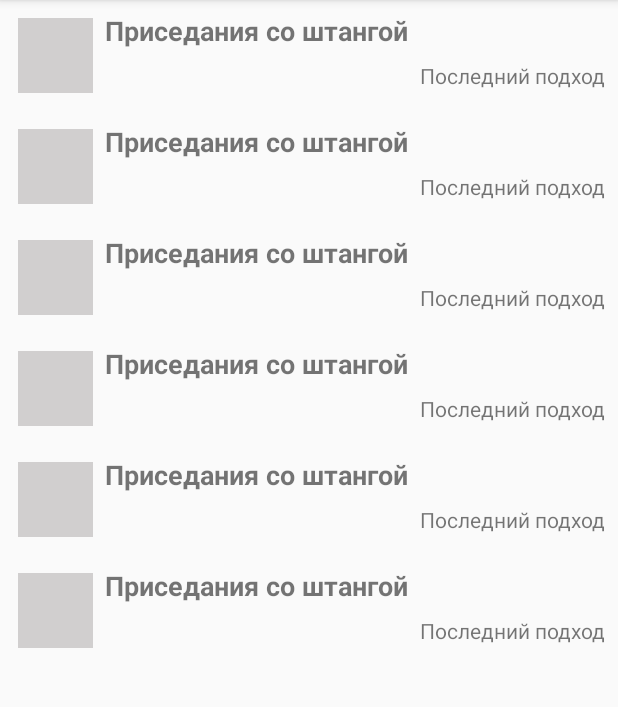
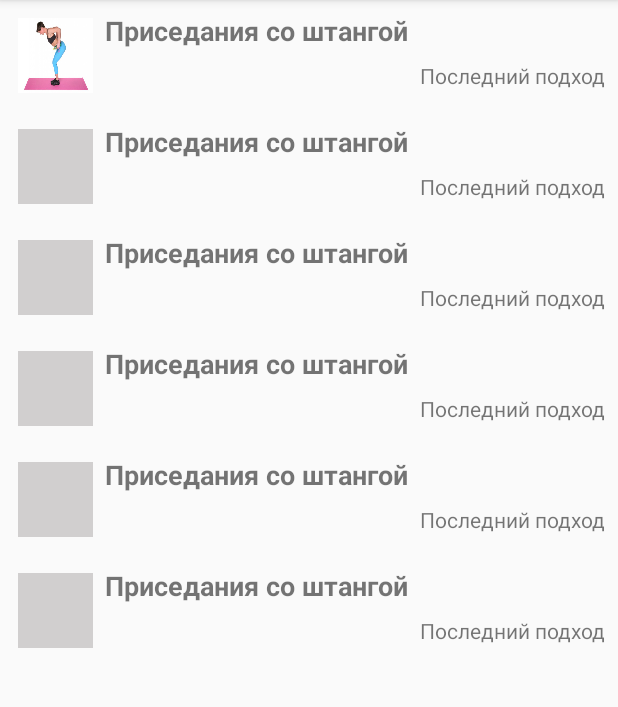
Before and after one commit to Chmoqq/Android1, an Android app: the StrengthListActivity screen opened directly, with no data from a screen before it, on a phone screen of 412 x 824 dp, the part 84-791 px from its top. Run offline under Robolectric (Android 15) with nearby library versions, the phone set to English and light mode, and no system bars.

Commit message:
Started adding pictures in StrengthActivityList

```diff
--- a/app/src/main/res/layout/activity_strength_list.xml
+++ b/app/src/main/res/layout/activity_strength_list.xml
@@ -1,5 +1,6 @@
 <?xml version="1.0" encoding="utf-8"?>
 <LinearLayout xmlns:android="http://schemas.android.com/apk/res/android"
+    xmlns:tools="http://schemas.android.com/tools"
     android:layout_width="match_parent"
     android:layout_height="match_parent"
     android:orientation="vertical">
@@ -9,12 +10,15 @@
         android:layout_margin="8dp"
         android:layout_width="match_parent"
         android:layout_height="wrap_content">
+
         <ImageView
+            android:id="@+id/list_item_image_view1"
+            android:layout_width="50dp"
+            android:layout_height="50dp"
             android:layout_margin="4dp"
-            android:id="@+id/list_item_image_view1"
-            android:background="@color/colorGray"
-            android:layout_width="50dp"
-            android:layout_height="50dp" />
+            android:background="@drawable/workout_1"
+
+            />
         <TextView
             android:layout_marginLeft="4dp"
             android:id="@+id/list_item_title_text_view1"
```
Also changed, not shown: app/src/main/res/drawable-xhdpi/workout_1.png (added).
